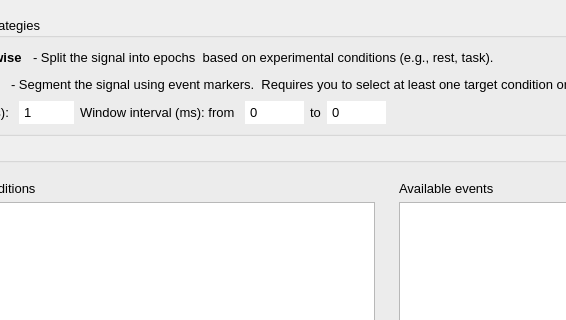
medusabci/medusa-analyzer, file Segmentation/segmentation_widget.ui: the form before one commit; both pictures show x 111 to 677 and y 0 to 320 of the 996 by 872 pixel window.
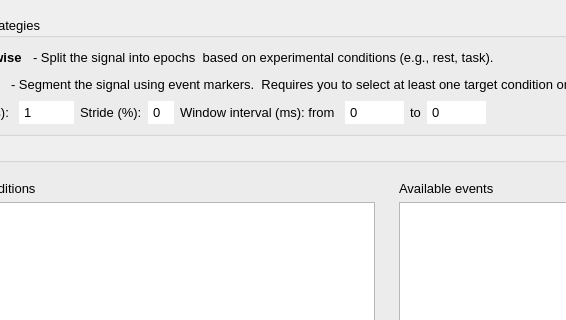
The form after the commit.

Commit message: Update comments and structure

The edit to the form file:
```diff
--- a/Segmentation/segmentation_widget.ui
+++ b/Segmentation/segmentation_widget.ui
@@ -160,6 +160,25 @@
           </property>
          </widget>
         </item>
+        <item>
+         <widget class="QLabel" name="trialstrideLabel">
+          <property name="text">
+           <string>Stride (%):</string>
+          </property>
+         </widget>
+        </item>
+        <item>
+         <widget class="QSpinBox" name="trialstrideBox">
+          <property name="styleSheet">
+           <string notr="true">QSpinBox::up-button, QSpinBox::down-button {
+    width: 0;
+    height: 0;
+    border: none;
+}
+</string>
+          </property>
+         </widget>
+        </item>
         <item>
          <widget class="QLabel" name="winLabel_1">
           <property name="toolTip">
```
The commit also changes 2 other files.
